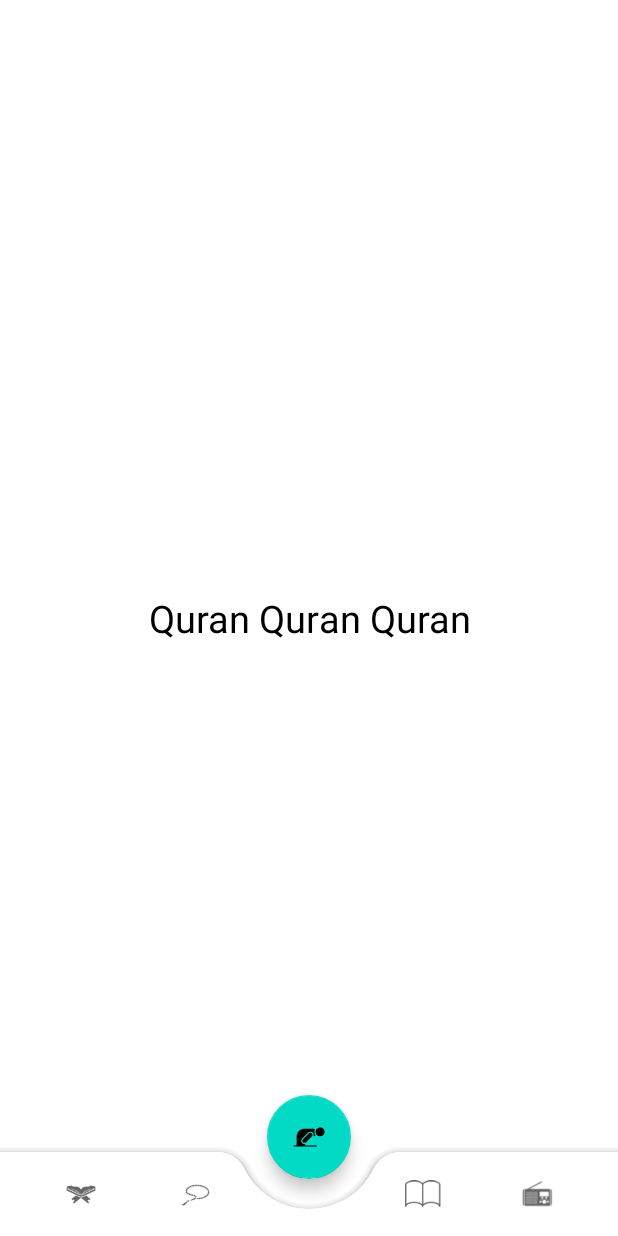
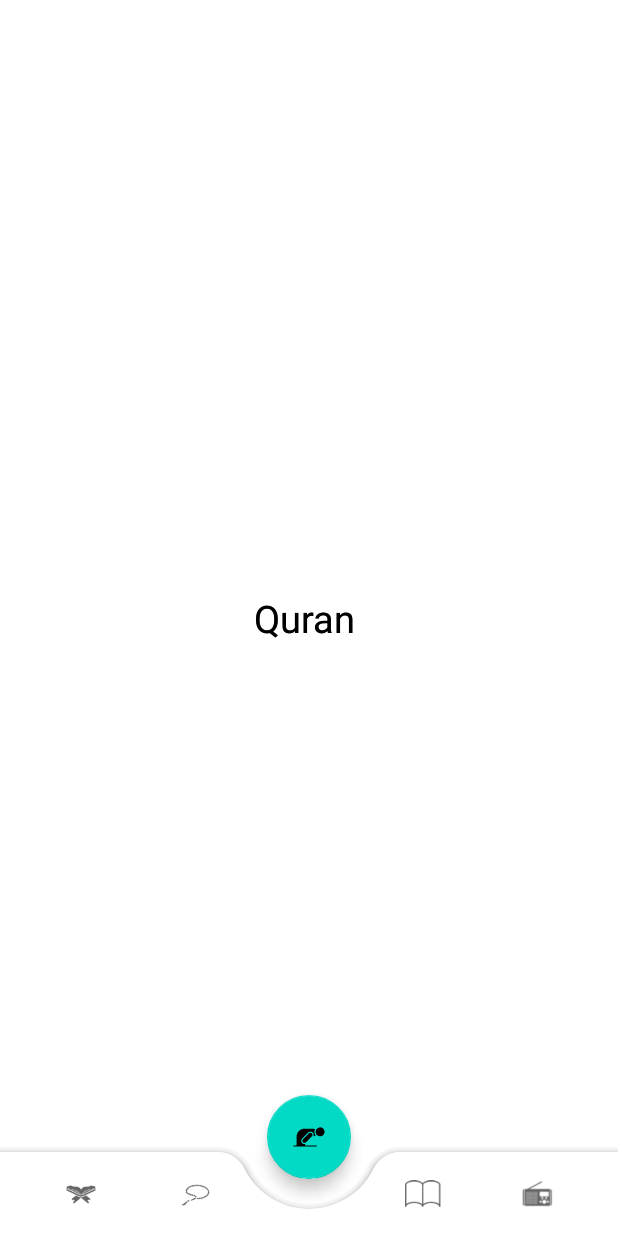
Before and after one commit to mohamadelagamal/Muslim, an Android app: the fragment QuranFragment placed in its activity, on a phone screen of 412 x 824 dp. Run offline under Robolectric (Android 15) with nearby library versions, the phone set to English and light mode, and no system bars; our stand-ins replace data binding.

Commit message:
please accept

```diff
--- a/app/src/main/res/layout/fragment_quran.xml
+++ b/app/src/main/res/layout/fragment_quran.xml
@@ -18,7 +18,14 @@
             android:layout_width="match_parent"
             android:layout_height="match_parent"
             android:gravity="center_horizontal|center_vertical"
-            android:text="Quran Quran Quran"
+            android:text="Quran "
+            android:textSize="25dp"
+            android:textColor="@color/black" />
+        <TextView
+            android:layout_width="match_parent"
+            android:layout_height="match_parent"
+            android:gravity="center_horizontal|center_vertical"
+            android:text="Quran "
             android:textSize="25dp"
             android:textColor="@color/black" />
 
```
